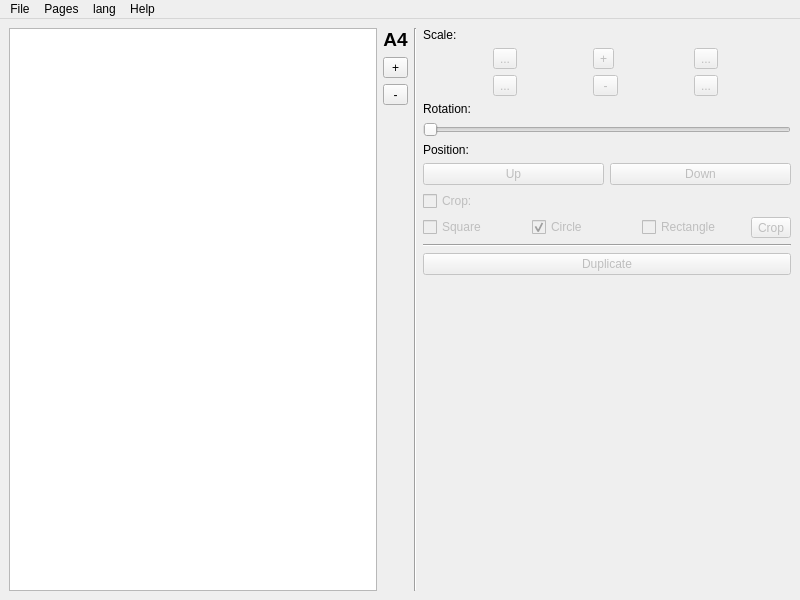
The window that ui/window_main.ui (AmirMahmood/EasyPrint) describes before a commit, drawn with Qt 5.
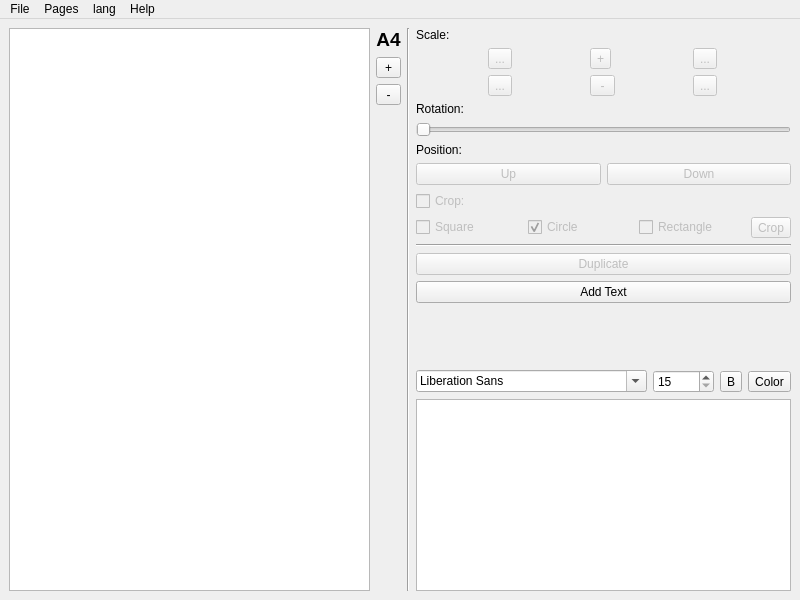
The same window after the commit. Icons and pictures are not drawn.

The edit to the form file:
```diff
--- a/ui/window_main.ui
+++ b/ui/window_main.ui
@@ -37,6 +37,7 @@
           <property name="font">
            <font>
             <pointsize>14</pointsize>
+            <weight>75</weight>
             <bold>true</bold>
             <underline>false</underline>
            </font>
@@ -349,6 +350,13 @@
           </property>
          </widget>
         </item>
+        <item>
+         <widget class="QPushButton" name="addTextButton">
+          <property name="text">
+           <string>Add Text</string>
+          </property>
+         </widget>
+        </item>
         <item>
          <spacer name="verticalSpacer">
           <property name="orientation">
@@ -362,6 +370,49 @@
           </property>
          </spacer>
         </item>
+        <item>
+         <layout class="QHBoxLayout" name="horizontalLayout_4">
+          <item>
+           <widget class="QFontComboBox" name="fontComboBox"/>
+          </item>
+          <item>
+           <widget class="QSpinBox" name="fontsizeSpinBox">
+            <property name="accelerated">
+             <bool>true</bool>
+            </property>
+            <property name="minimum">
+             <number>15</number>
+            </property>
+            <property name="maximum">
+             <number>99999</number>
+            </property>
+            <property name="singleStep">
+             <number>5</number>
+            </property>
+           </widget>
+          </item>
+          <item>
+           <widget class="QToolButton" name="textBoldToolButton">
+            <property name="text">
+             <string>B</string>
+            </property>
+            <property name="checkable">
+             <bool>true</bool>
+            </property>
+           </widget>
+          </item>
+          <item>
+           <widget class="QToolButton" name="openColorDialogToolButton">
+            <property name="text">
+             <string>Color</string>
+            </property>
+           </widget>
+          </item>
+         </layout>
+        </item>
+        <item>
+         <widget class="QPlainTextEdit" name="itemTextEdit"/>
+        </item>
        </layout>
       </item>
      </layout>
```
